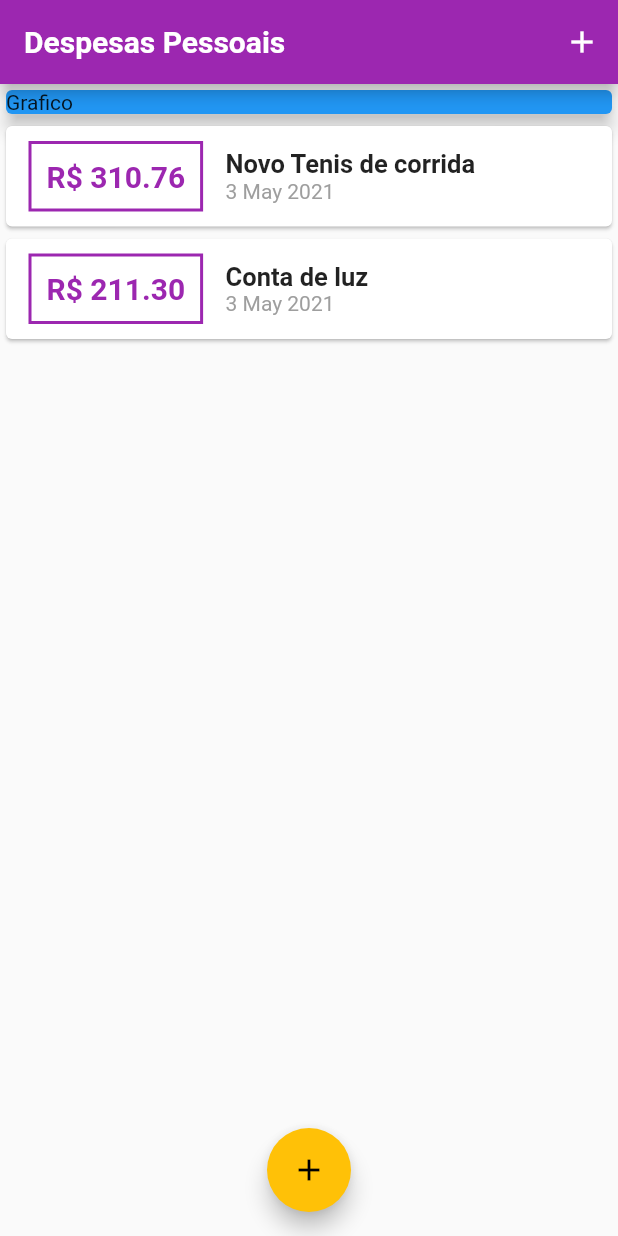
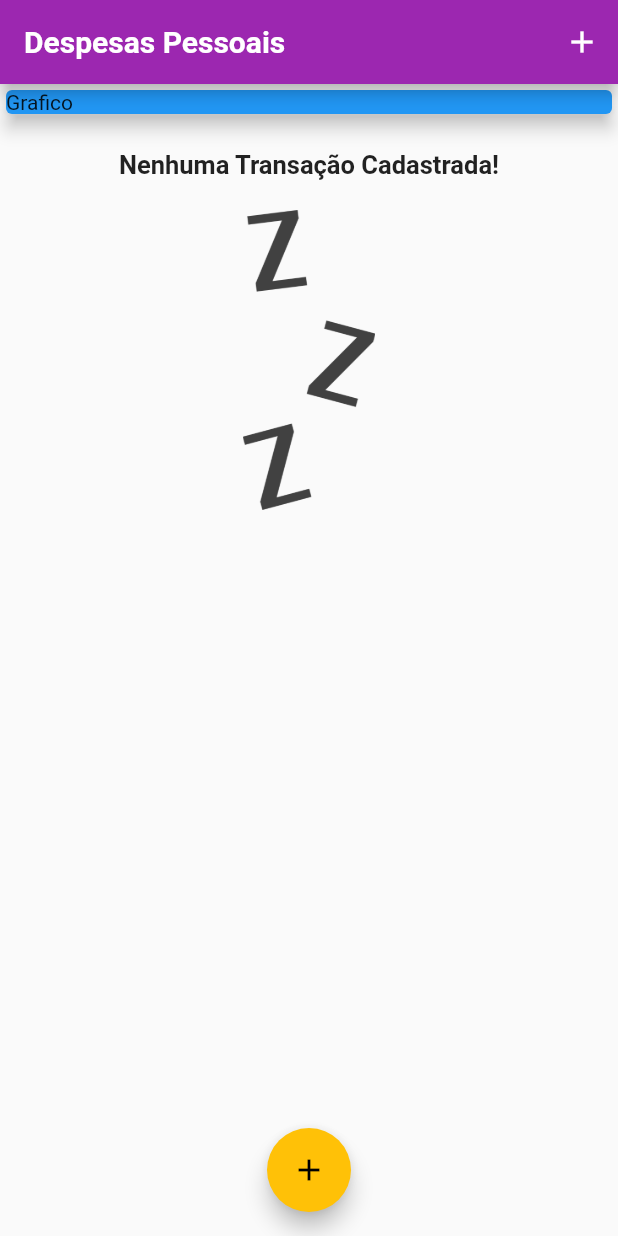
Before and after one commit to elizeurjr/MyExpenses, a Flutter app: the screen it shows after launch, on a phone screen of 412 x 824 dp. Run offline on Flutter 3.47's test engine with Material 2 defaults, Android fonts, the phone set to English and light mode, and no system bars; Roboto replaces fonts that are missing (OpenSans, Quicksand).

```diff
--- a/lib/components/transaction_list.dart
+++ b/lib/components/transaction_list.dart
@@ -11,7 +11,29 @@ class TransactionList extends StatelessWidget {
   Widget build(BuildContext context) {
     return Container(
       height: 300,
-      child: ListView.builder(
+      child: transactions.isEmpty
+          ? Column(
+              children: <Widget>[
+                SizedBox(
+                  height: 20,
+                ),
+                Text(
+                  'Nenhuma Transação Cadastrada!',
+                  style: Theme.of(context).textTheme.headline6,
+                ),
+                SizedBox(
+                  height: 20,
+                ),
+                Container(
+                  height: 200,
+                  child: Image.asset(
+                    'assets/images/waiting.png',
+                    //fit: BoxFit.cover,
+                  ),
+                ),
+              ],
+            )
+          : ListView.builder(
               itemCount: transactions.length,
               itemBuilder: (context, index) {
                 final tr = transactions[index];
@@ -19,7 +41,8 @@ class TransactionList extends StatelessWidget {
                   child: Row(
                     children: <Widget>[
                       Container(
-                  margin: EdgeInsets.symmetric(horizontal: 15, vertical: 10),
+                        margin:
+                            EdgeInsets.symmetric(horizontal: 15, vertical: 10),
                         decoration: BoxDecoration(
                             border: Border.all(
                           color: Theme.of(context).primaryColor,
--- a/lib/main.dart
+++ b/lib/main.dart
@@ -42,8 +42,8 @@ class MyHomePage extends StatefulWidget {
 }
 
 class _MyHomePageState extends State<MyHomePage> {
-  final _transactions = [
-    Transaction(
+  final List<Transaction> _transactions = [
+    /*Transaction(
       id: 't1',
       title: 'Novo Tenis de corrida',
       value: 310.76,
@@ -54,7 +54,7 @@ class _MyHomePageState extends State<MyHomePage> {
       title: 'Conta de luz',
       value: 211.30,
       date: DateTime.now(),
-    ),
+    ),*/
   ];
 
   _addTransaction(String title, double value) {
--- a/pubspec.yaml
+++ b/pubspec.yaml
@@ -45,8 +45,8 @@ flutter:
   uses-material-design: true
 
   # To add assets to your application, add an assets section, like this:
-  # assets:
-  #   - images/a_dot_burr.jpeg
+  assets:
+    - assets/images/waiting.png
   #   - images/a_dot_ham.jpeg
 
   # An image asset can refer to one or more resolution-specific "variants", see
```
Also changed, not shown: assets/images/waiting.png (added). Lines whose indentation alone changed are shown as unchanged.
